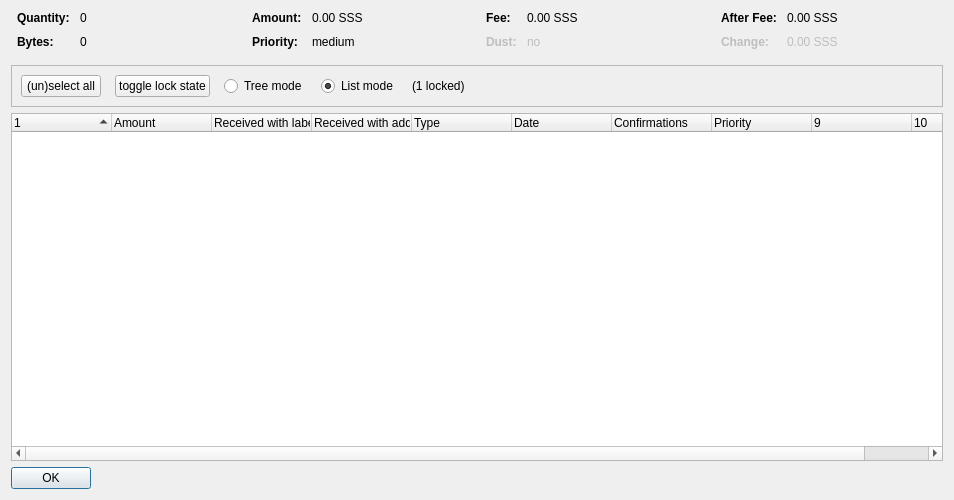
Qt form src/qt/forms/coincontroldialog.ui (Simple-Software-Solutions/SSS-Core) before a commit.
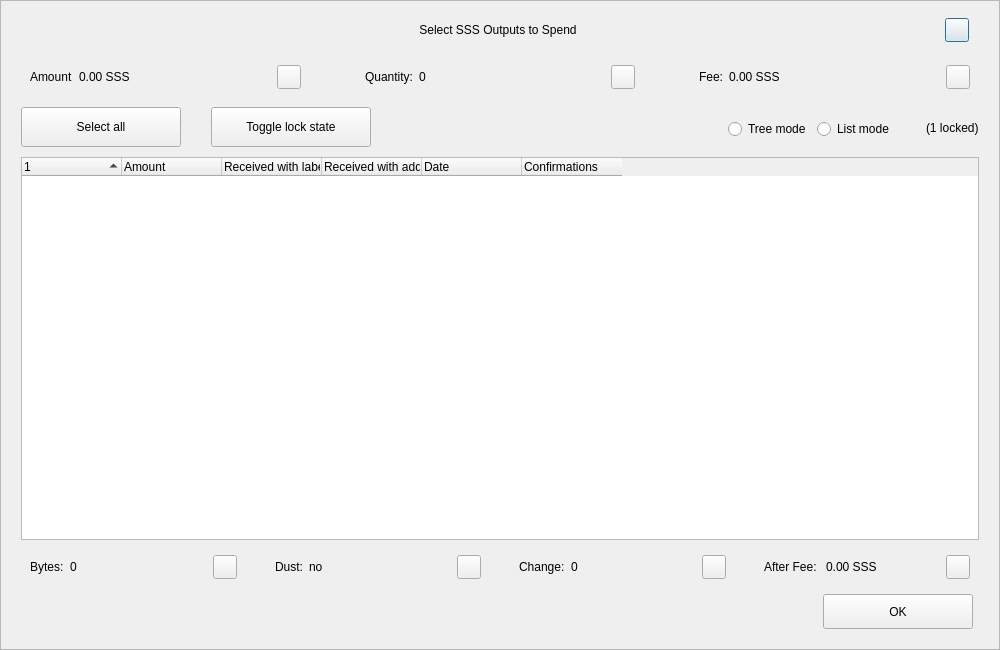
The same form after that commit. Custom widgets are drawn as their Qt base class.

Diff of the .ui file:
```diff
--- a/src/qt/forms/coincontroldialog.ui
+++ b/src/qt/forms/coincontroldialog.ui
@@ -6,50 +6,226 @@
    <rect>
     <x>0</x>
     <y>0</y>
-    <width>954</width>
-    <height>500</height>
+    <width>1000</width>
+    <height>650</height>
    </rect>
   </property>
+  <property name="minimumSize">
+   <size>
+    <width>950</width>
+    <height>650</height>
+   </size>
+  </property>
   <property name="windowTitle">
    <string>Coin Selection</string>
   </property>
+  <property name="styleSheet">
+   <string notr="true"/>
+  </property>
   <layout class="QVBoxLayout" name="verticalLayout">
-   <item>
-    <layout class="QHBoxLayout" name="horizontalLayoutTop" stretch="0,0,0,0">
+   <property name="spacing">
+    <number>0</number>
+   </property>
+   <property name="leftMargin">
+    <number>0</number>
+   </property>
      <property name="topMargin">
       <number>0</number>
      </property>
+   <property name="rightMargin">
+    <number>0</number>
+   </property>
      <property name="bottomMargin">
-      <number>10</number>
+    <number>0</number>
      </property>
      <item>
-      <layout class="QFormLayout" name="formLayoutCoinControl1">
-       <property name="horizontalSpacing">
-        <number>10</number>
-       </property>
-       <property name="verticalSpacing">
-        <number>10</number>
-       </property>
+    <widget class="QFrame" name="frameContainer">
+     <property name="toolTipDuration">
+      <number>0</number>
+     </property>
+     <property name="frameShape">
+      <enum>QFrame::StyledPanel</enum>
+     </property>
+     <property name="frameShadow">
+      <enum>QFrame::Raised</enum>
+     </property>
+     <layout class="QVBoxLayout" name="verticalLayout_2">
        <property name="leftMargin">
-        <number>6</number>
+       <number>0</number>
        </property>
        <property name="rightMargin">
-        <number>6</number>
-       </property>
-       <item row="0" column="0">
+       <number>0</number>
+      </property>
+      <property name="bottomMargin">
+       <number>20</number>
+      </property>
+      <item>
+       <layout class="QHBoxLayout" name="horizontalLayout_12">
+        <property name="spacing">
+         <number>0</number>
+        </property>
+        <property name="leftMargin">
+         <number>20</number>
+        </property>
+        <property name="rightMargin">
+         <number>30</number>
+        </property>
+        <item>
+         <spacer name="horizontalSpacer_4">
+          <property name="orientation">
+           <enum>Qt::Horizontal</enum>
+          </property>
+          <property name="sizeHint" stdset="0">
+           <size>
+            <width>40</width>
+            <height>20</height>
+           </size>
+          </property>
+         </spacer>
+        </item>
+        <item>
+         <widget class="QLabel" name="labelTitle">
+          <property name="minimumSize">
+           <size>
+            <width>0</width>
+            <height>40</height>
+           </size>
+          </property>
+          <property name="maximumSize">
+           <size>
+            <width>16777215</width>
+            <height>40</height>
+           </size>
+          </property>
+          <property name="styleSheet">
+           <string notr="true">padding-left:30px;</string>
+          </property>
+          <property name="text">
+           <string>Select SSS Outputs to Spend</string>
+          </property>
+          <property name="alignment">
+           <set>Qt::AlignCenter</set>
+          </property>
+          <property name="margin">
+           <number>7</number>
+          </property>
+         </widget>
+        </item>
+        <item>
+         <spacer name="horizontalSpacer_5">
+          <property name="orientation">
+           <enum>Qt::Horizontal</enum>
+          </property>
+          <property name="sizeHint" stdset="0">
+           <size>
+            <width>40</width>
+            <height>20</height>
+           </size>
+          </property>
+         </spacer>
+        </item>
+        <item>
+         <widget class="QPushButton" name="btnEsc">
+          <property name="minimumSize">
+           <size>
+            <width>24</width>
+            <height>24</height>
+           </size>
+          </property>
+          <property name="maximumSize">
+           <size>
+            <width>24</width>
+            <height>24</height>
+           </size>
+          </property>
+          <property name="text">
+           <string/>
+          </property>
+         </widget>
+        </item>
+       </layout>
+      </item>
+      <item>
+       <layout class="QHBoxLayout" name="horizontalLayout_8">
+        <property name="leftMargin">
+         <number>20</number>
+        </property>
+        <property name="rightMargin">
+         <number>20</number>
+        </property>
+        <item>
+         <widget class="QWidget" name="layoutAmount" native="true">
+          <layout class="QHBoxLayout" name="horizontalLayout_9" stretch="0,1,0">
+           <item>
+            <widget class="QLabel" name="labelCoinControlAmountText">
+             <property name="text">
+              <string>Amount</string>
+             </property>
+            </widget>
+           </item>
+           <item>
+            <widget class="QLabel" name="labelCoinControlAmount">
+             <property name="text">
+              <string>0.00 SSS</string>
+             </property>
+            </widget>
+           </item>
+           <item alignment="Qt::AlignHCenter|Qt::AlignVCenter">
+            <widget class="QPushButton" name="pushButtonAmount">
+             <property name="minimumSize">
+              <size>
+               <width>0</width>
+               <height>24</height>
+              </size>
+             </property>
+             <property name="maximumSize">
+              <size>
+               <width>24</width>
+               <height>26</height>
+              </size>
+             </property>
+             <property name="focusPolicy">
+              <enum>Qt::NoFocus</enum>
+             </property>
+             <property name="styleSheet">
+              <string notr="true">padding-bottom:2px;
+padding-right:4px;</string>
+             </property>
+             <property name="text">
+              <string/>
+             </property>
+            </widget>
+           </item>
+          </layout>
+         </widget>
+        </item>
+        <item>
+         <spacer name="horizontalSpacer_2">
+          <property name="orientation">
+           <enum>Qt::Horizontal</enum>
+          </property>
+          <property name="sizeType">
+           <enum>QSizePolicy::Fixed</enum>
+          </property>
+          <property name="sizeHint" stdset="0">
+           <size>
+            <width>40</width>
+            <height>20</height>
+           </size>
+          </property>
+         </spacer>
+        </item>
+        <item>
+         <widget class="QWidget" name="layoutQuantity" native="true">
+          <layout class="QHBoxLayout" name="horizontalLayout_10" stretch="0,1,0">
+           <item>
         <widget class="QLabel" name="labelCoinControlQuantityText">
-         <property name="font">
-          <font>
-           <weight>75</weight>
-           <bold>true</bold>
-          </font>
-         </property>
          <property name="text">
           <string>Quantity:</string>
          </property>
         </widget>
        </item>
-       <item row="0" column="1">
+           <item>
         <widget class="QLabel" name="labelCoinControlQuantity">
          <property name="cursor">
           <cursorShape>IBeamCursor</cursorShape>
@@ -58,146 +234,66 @@
           <enum>Qt::ActionsContextMenu</enum>
          </property>
          <property name="text">
-          <string notr="true">0</string>
-         </property>
-         <property name="textInteractionFlags">
-          <set>Qt::LinksAccessibleByMouse|Qt::TextSelectableByKeyboard|Qt::TextSelectableByMouse</set>
-         </property>
-        </widget>
-       </item>
-       <item row="1" column="0">
-        <widget class="QLabel" name="labelCoinControlBytesText">
-         <property name="font">
-          <font>
-           <weight>75</weight>
-           <bold>true</bold>
-          </font>
-         </property>
-         <property name="text">
-          <string>Bytes:</string>
-         </property>
-        </widget>
-       </item>
-       <item row="1" column="1">
-        <widget class="QLabel" name="labelCoinControlBytes">
-         <property name="cursor">
-          <cursorShape>IBeamCursor</cursorShape>
-         </property>
-         <property name="contextMenuPolicy">
-          <enum>Qt::ActionsContextMenu</enum>
+              <string>0</string>
+             </property>
+            </widget>
+           </item>
+           <item alignment="Qt::AlignHCenter|Qt::AlignVCenter">
+            <widget class="QPushButton" name="pushButtonQuantity">
+             <property name="minimumSize">
+              <size>
+               <width>0</width>
+               <height>24</height>
+              </size>
+             </property>
+             <property name="maximumSize">
+              <size>
+               <width>24</width>
+               <height>26</height>
+              </size>
+             </property>
+             <property name="focusPolicy">
+              <enum>Qt::NoFocus</enum>
+             </property>
+             <property name="styleSheet">
+              <string notr="true">padding-bottom:2px;
+               padding-right:4px;</string>
          </property>
          <property name="text">
-          <string notr="true">0</string>
-         </property>
-         <property name="textInteractionFlags">
-          <set>Qt::LinksAccessibleByMouse|Qt::TextSelectableByKeyboard|Qt::TextSelectableByMouse</set>
-         </property>
+              <string/>
+             </property>
         </widget>
        </item>
       </layout>
+         </widget>
      </item>
      <item>
-      <layout class="QFormLayout" name="formLayoutCoinControl2">
-       <property name="horizontalSpacing">
-        <number>10</number>
-       </property>
-       <property name="verticalSpacing">
-        <number>10</number>
-       </property>
-       <property name="leftMargin">
-        <number>6</number>
-       </property>
-       <property name="rightMargin">
-        <number>6</number>
-       </property>
-       <item row="0" column="0">
-        <widget class="QLabel" name="labelCoinControlAmountText">
-         <property name="font">
-          <font>
-           <weight>75</weight>
-           <bold>true</bold>
-          </font>
-         </property>
-         <property name="text">
-          <string>Amount:</string>
-         </property>
-        </widget>
-       </item>
-       <item row="0" column="1">
-        <widget class="QLabel" name="labelCoinControlAmount">
-         <property name="cursor">
-          <cursorShape>IBeamCursor</cursorShape>
-         </property>
-         <property name="contextMenuPolicy">
-          <enum>Qt::ActionsContextMenu</enum>
-         </property>
-         <property name="text">
-          <string notr="true">0.00 SSS</string>
-         </property>
-         <property name="textInteractionFlags">
-          <set>Qt::LinksAccessibleByMouse|Qt::TextSelectableByKeyboard|Qt::TextSelectableByMouse</set>
-         </property>
-        </widget>
-       </item>
-       <item row="1" column="0">
-        <widget class="QLabel" name="labelCoinControlPriorityText">
-         <property name="font">
-          <font>
-           <weight>75</weight>
-           <bold>true</bold>
-          </font>
-         </property>
-         <property name="text">
-          <string>Priority:</string>
-         </property>
-        </widget>
-       </item>
-       <item row="1" column="1">
-        <widget class="QLabel" name="labelCoinControlPriority">
-         <property name="cursor">
-          <cursorShape>IBeamCursor</cursorShape>
-         </property>
-         <property name="contextMenuPolicy">
-          <enum>Qt::ActionsContextMenu</enum>
-         </property>
-         <property name="text">
-          <string>medium</string>
-         </property>
-         <property name="textInteractionFlags">
-          <set>Qt::LinksAccessibleByMouse|Qt::TextSelectableByKeyboard|Qt::TextSelectableByMouse</set>
-         </property>
-        </widget>
-       </item>
-      </layout>
-     </item>
+         <spacer name="horizontalSpacer_22">
+          <property name="orientation">
+           <enum>Qt::Horizontal</enum>
+          </property>
+          <property name="sizeType">
+           <enum>QSizePolicy::Fixed</enum>
+          </property>
+          <property name="sizeHint" stdset="0">
+           <size>
+            <width>40</width>
+            <height>20</height>
+           </size>
+          </property>
+         </spacer>
+        </item>
      <item>
-      <layout class="QFormLayout" name="formLayoutCoinControl3">
-       <property name="horizontalSpacing">
-        <number>10</number>
-       </property>
-       <property name="verticalSpacing">
-        <number>10</number>
-       </property>
-       <property name="leftMargin">
-        <number>6</number>
-       </property>
-       <property name="rightMargin">
-        <number>6</number>
-       </property>
-       <item row="0" column="0">
+         <widget class="QWidget" name="layoutFee" native="true">
+          <layout class="QHBoxLayout" name="horizontalLayout_11" stretch="0,1,0">
+           <item>
         <widget class="QLabel" name="labelCoinControlFeeText">
-         <property name="font">
-          <font>
-           <weight>75</weight>
-           <bold>true</bold>
-          </font>
-         </property>
          <property name="text">
           <string>Fee:</string>
          </property>
         </widget>
        </item>
-       <item row="0" column="1">
+           <item>
         <widget class="QLabel" name="labelCoinControlFee">
          <property name="cursor">
           <cursorShape>IBeamCursor</cursorShape>
@@ -206,129 +302,38 @@
           <enum>Qt::ActionsContextMenu</enum>
          </property>
          <property name="text">
-          <string notr="true">0.00 SSS</string>
-         </property>
-         <property name="textInteractionFlags">
-          <set>Qt::LinksAccessibleByMouse|Qt::TextSelectableByKeyboard|Qt::TextSelectableByMouse</set>
-         </property>
-        </widget>
-       </item>
-       <item row="1" column="0">
-        <widget class="QLabel" name="labelCoinControlLowOutputText">
-         <property name="enabled">
-          <bool>false</bool>
-         </property>
-         <property name="font">
-          <font>
-           <weight>75</weight>
-           <bold>true</bold>
-          </font>
-         </property>
-         <property name="text">
-          <string>Dust:</string>
-         </property>
-        </widget>
-       </item>
-       <item row="1" column="1">
-        <widget class="QLabel" name="labelCoinControlLowOutput">
-         <property name="enabled">
-          <bool>false</bool>
-         </property>
-         <property name="cursor">
-          <cursorShape>IBeamCursor</cursorShape>
-         </property>
-         <property name="contextMenuPolicy">
-          <enum>Qt::ActionsContextMenu</enum>
-         </property>
+              <string>0.00 SSS</string>
+             </property>
+            </widget>
+           </item>
+           <item alignment="Qt::AlignHCenter|Qt::AlignVCenter">
+            <widget class="QPushButton" name="pushButtonFee">
+             <property name="minimumSize">
+              <size>
+               <width>0</width>
+               <height>24</height>
+              </size>
+             </property>
+             <property name="maximumSize">
+              <size>
+               <width>24</width>
+               <height>26</height>
+              </size>
+             </property>
+             <property name="focusPolicy">
+              <enum>Qt::NoFocus</enum>
+             </property>
+             <property name="styleSheet">
+              <string notr="true">padding-bottom:2px;
+               padding-right:4px;</string>
+             </property>
          <property name="text">
-          <string>no</string>
-         </property>
-         <property name="textInteractionFlags">
-          <set>Qt::LinksAccessibleByMouse|Qt::TextSelectableByKeyboard|Qt::TextSelectableByMouse</set>
-         </property>
+              <string/>
+             </property>
         </widget>
        </item>
       </layout>
-     </item>
-     <item>
-      <layout class="QFormLayout" name="formLayoutCoinControl4">
-       <property name="horizontalSpacing">
-        <number>10</number>
-       </property>
-       <property name="verticalSpacing">
-        <number>10</number>
-       </property>
-       <property name="leftMargin">
-        <number>6</number>
-       </property>
-       <property name="rightMargin">
-        <number>6</number>
-       </property>
-       <item row="0" column="0">
-        <widget class="QLabel" name="labelCoinControlAfterFeeText">
-         <property name="font">
-          <font>
-           <weight>75</weight>
-           <bold>true</bold>
-          </font>
-         </property>
-         <property name="text">
-          <string>After Fee:</string>
-         </property>
-        </widget>
-       </item>
-       <item row="0" column="1">
-        <widget class="QLabel" name="labelCoinControlAfterFee">
-         <property name="cursor">
-          <cursorShape>IBeamCursor</cursorShape>
-         </property>
-         <property name="contextMenuPolicy">
-          <enum>Qt::ActionsContextMenu</enum>
-         </property>
-         <property name="text">
-          <string notr="true">0.00 SSS</string>
-         </property>
-         <property name="textInteractionFlags">
-          <set>Qt::LinksAccessibleByMouse|Qt::TextSelectableByKeyboard|Qt::TextSelectableByMouse</set>
-         </property>
-        </widget>
-       </item>
-       <item row="1" column="0">
-        <widget class="QLabel" name="labelCoinControlChangeText">
-         <property name="enabled">
-          <bool>false</bool>
-         </property>
-         <property name="font">
-          <font>
-           <weight>75</weight>
-           <bold>true</bold>
-          </font>
-         </property>
-         <property name="text">
-          <string>Change:</string>
-         </property>
-        </widget>
-       </item>
-       <item row="1" column="1">
-        <widget class="QLabel" name="labelCoinControlChange">
-         <property name="enabled">
-          <bool>false</bool>
-         </property>
-         <property name="cursor">
-          <cursorShape>IBeamCursor</cursorShape>
-         </property>
-         <property name="contextMenuPolicy">
-          <enum>Qt::ActionsContextMenu</enum>
-         </property>
-         <property name="text">
-          <string notr="true">0.00 SSS</string>
-         </property>
-         <property name="textInteractionFlags">
-          <set>Qt::LinksAccessibleByMouse|Qt::TextSelectableByKeyboard|Qt::TextSelectableByMouse</set>
-         </property>
-        </widget>
-       </item>
-      </layout>
+         </widget>
      </item>
     </layout>
    </item>
@@ -340,6 +345,11 @@
        <height>40</height>
       </size>
      </property>
+        <property name="styleSheet">
+         <string notr="true">#frame {
+	border:0;
+}</string>
+        </property>
      <property name="frameShape">
       <enum>QFrame::StyledPanel</enum>
      </property>
@@ -347,10 +357,25 @@
       <enum>QFrame::Sunken</enum>
      </property>
      <layout class="QHBoxLayout" name="horizontalLayout">
+         <property name="spacing">
+          <number>0</number>
+         </property>
+         <property name="leftMargin">
+          <number>20</number>
+         </property>
+         <property name="topMargin">
+          <number>0</number>
+         </property>
+         <property name="rightMargin">
+          <number>20</number>
+         </property>
+         <property name="bottomMargin">
+          <number>0</number>
+         </property>
       <item>
        <layout class="QHBoxLayout" name="horizontalLayoutPanel" stretch="0,0,0,0,0,0">
         <property name="spacing">
-         <number>14</number>
+            <number>20</number>
         </property>
         <item>
          <widget class="QPushButton" name="pushButtonSelectAll">
@@ -360,14 +385,51 @@
             <verstretch>0</verstretch>
            </sizepolicy>
           </property>
+             <property name="minimumSize">
+              <size>
+               <width>160</width>
+               <height>40</height>
+              </size>
+             </property>
+             <property name="maximumSize">
+              <size>
+               <width>16777215</width>
+               <height>40</height>
+              </size>
+             </property>
           <property name="text">
-           <string>(un)select all</string>
+              <string>Select all</string>
+             </property>
+             <property name="checkable">
+              <bool>true</bool>
+             </property>
+             <property name="checked">
+              <bool>false</bool>
+             </property>
+             <property name="autoExclusive">
+              <bool>false</bool>
           </property>
           <property name="autoDefault">
            <bool>false</bool>
           </property>
          </widget>
         </item>
+           <item>
+            <spacer name="horizontalSpacer_6">
+             <property name="orientation">
+              <enum>Qt::Horizontal</enum>
+             </property>
+             <property name="sizeType">
+              <enum>QSizePolicy::Fixed</enum>
+             </property>
+             <property name="sizeHint" stdset="0">
+              <size>
+               <width>10</width>
+               <height>20</height>
+              </size>
+             </property>
+            </spacer>
+           </item>
         <item>
          <widget class="QPushButton" name="pushButtonToggleLock">
           <property name="sizePolicy">
@@ -376,14 +438,60 @@
             <verstretch>0</verstretch>
            </sizepolicy>
           </property>
+             <property name="minimumSize">
+              <size>
+               <width>160</width>
+               <height>40</height>
+              </size>
+             </property>
+             <property name="maximumSize">
+              <size>
+               <width>16777215</width>
+               <height>40</height>
+              </size>
+             </property>
           <property name="text">
-           <string>toggle lock state</string>
+              <string>Toggle lock state</string>
+             </property>
+             <property name="checkable">
+              <bool>true</bool>
+             </property>
+             <property name="autoExclusive">
+              <bool>false</bool>
           </property>
           <property name="autoDefault">
            <bool>false</bool>
           </property>
          </widget>
         </item>
+           <item>
+            <spacer name="horizontalSpacer_7">
+             <property name="orientation">
+              <enum>Qt::Horizontal</enum>
+             </property>
+             <property name="sizeType">
+              <enum>QSizePolicy::Expanding</enum>
+             </property>
+             <property name="sizeHint" stdset="0">
+              <size>
+               <width>30</width>
+               <height>20</height>
+              </size>
+             </property>
+            </spacer>
+           </item>
+           <item alignment="Qt::AlignRight">
+            <widget class="QGroupBox" name="groupBox_2">
+             <property name="styleSheet">
+              <string notr="true">#groupBox_2 {
+    background-color:transparent;
+    border-radius:0;
+}</string>
+             </property>
+             <property name="title">
+              <string/>
+             </property>
+             <layout class="QHBoxLayout" name="horizontalLayout_14">
         <item>
          <widget class="QRadioButton" name="radioTreeMode">
           <property name="sizePolicy">
@@ -409,8 +517,11 @@
            <string>List mode</string>
           </property>
           <property name="checked">
-           <bool>true</bool>
-          </property>
+                 <bool>false</bool>
+                </property>
+               </widget>
+              </item>
+             </layout>
          </widget>
         </item>
         <item>
@@ -420,34 +531,32 @@
           </property>
          </widget>
         </item>
-        <item>
-         <spacer name="horizontalSpacer">
-          <property name="orientation">
-           <enum>Qt::Horizontal</enum>
-          </property>
-          <property name="sizeHint" stdset="0">
-           <size>
-            <width>40</width>
-            <height>20</height>
-           </size>
-          </property>
-         </spacer>
-        </item>
        </layout>
       </item>
      </layout>
     </widget>
    </item>
+      <item>
+       <layout class="QHBoxLayout" name="horizontalLayout_13">
+        <property name="leftMargin">
+         <number>20</number>
+        </property>
+        <property name="rightMargin">
+         <number>20</number>
+        </property>
    <item>
     <widget class="CoinControlTreeWidget" name="treeWidget">
      <property name="contextMenuPolicy">
       <enum>Qt::CustomContextMenu</enum>
      </property>
+          <property name="styleSheet">
+           <string notr="true"/>
+          </property>
      <property name="sortingEnabled">
       <bool>false</bool>
      </property>
      <property name="columnCount">
-      <number>10</number>
+           <number>6</number>
      </property>
      <attribute name="headerShowSortIndicator" stdset="0">
       <bool>true</bool>
@@ -475,11 +584,6 @@
        <string>Received with address</string>
       </property>
      </column>
-     <column>
-      <property name="text">
-       <string>Type</string>
-      </property>
-     </column>
      <column>
       <property name="text">
        <string>Date</string>
@@ -493,37 +597,247 @@
        <string>Confirmed</string>
       </property>
      </column>
-     <column>
+         </widget>
+        </item>
+       </layout>
+      </item>
+      <item>
+       <layout class="QHBoxLayout" name="horizontalLayout_3">
+        <property name="spacing">
+         <number>20</number>
+        </property>
+        <property name="leftMargin">
+         <number>20</number>
+        </property>
+        <property name="rightMargin">
+         <number>20</number>
+        </property>
+        <item>
+         <widget class="QWidget" name="layoutBytes" native="true">
+          <layout class="QHBoxLayout" name="horizontalLayout_4" stretch="0,1,0">
+           <item>
+            <widget class="QLabel" name="labelCoinControlBytesText">
       <property name="text">
-       <string>Priority</string>
-      </property>
-     </column>
-     <column>
+              <string>Bytes:</string>
+             </property>
+            </widget>
+           </item>
+           <item>
+            <widget class="QLabel" name="labelCoinControlBytes">
       <property name="text">
+              <string>0</string>
+             </property>
+            </widget>
+           </item>
+           <item alignment="Qt::AlignHCenter|Qt::AlignVCenter">
+            <widget class="QPushButton" name="pushButtonBytes">
+             <property name="minimumSize">
+              <size>
+               <width>0</width>
+               <height>24</height>
+              </size>
+             </property>
+             <property name="maximumSize">
+              <size>
+               <width>24</width>
+               <height>26</height>
+              </size>
+             </property>
+             <property name="focusPolicy">
+              <enum>Qt::NoFocus</enum>
+             </property>
+             <property name="styleSheet">
+              <string notr="true">padding-bottom:2px;
+               padding-right:4px;</string>
+             </property>
+             <property name="text">
        <string/>
       </property>
-     </column>
-     <column>
+            </widget>
+           </item>
+          </layout>
+         </widget>
+        </item>
+        <item>
+         <widget class="QWidget" name="layoutDust" native="true">
+          <layout class="QHBoxLayout" name="horizontalLayout_5" stretch="0,1,0">
+           <item>
+            <widget class="QLabel" name="labelCoinControlLowOutputText">
       <property name="text">
+              <string>Dust:</string>
+             </property>
+            </widget>
+           </item>
+           <item>
+            <widget class="QLabel" name="labelCoinControlLowOutput">
+             <property name="text">
+              <string>no</string>
+             </property>
+            </widget>
+           </item>
+           <item alignment="Qt::AlignHCenter|Qt::AlignVCenter">
+            <widget class="QPushButton" name="pushButtonDust">
+             <property name="minimumSize">
+              <size>
+               <width>0</width>
+               <height>24</height>
+              </size>
+             </property>
+             <property name="maximumSize">
+              <size>
+               <width>24</width>
+               <height>26</height>
+              </size>
+             </property>
+             <property name="focusPolicy">
+              <enum>Qt::NoFocus</enum>
+             </property>
+             <property name="styleSheet">
+              <string notr="true">padding-bottom:2px;
+               padding-right:4px;</string>
+             </property>
+             <property name="text">
        <string/>
       </property>
-     </column>
-    </widget>
-   </item>
+            </widget>
+           </item>
+          </layout>
+         </widget>
+        </item>
    <item>
-    <widget class="QDialogButtonBox" name="buttonBox">
-     <property name="sizePolicy">
-      <sizepolicy hsizetype="Maximum" vsizetype="Fixed">
-       <horstretch>0</horstretch>
-       <verstretch>0</verstretch>
-      </sizepolicy>
-     </property>
+         <widget class="QWidget" name="layoutChange" native="true">
+          <layout class="QHBoxLayout" name="horizontalLayout_6" stretch="0,1,0">
+           <item>
+            <widget class="QLabel" name="labelCoinControlChangeText">
+             <property name="text">
+              <string>Change:</string>
+             </property>
+            </widget>
+           </item>
+           <item>
+            <widget class="QLabel" name="labelCoinControlChange">
+             <property name="text">
+              <string>0</string>
+             </property>
+            </widget>
+           </item>
+           <item alignment="Qt::AlignHCenter|Qt::AlignVCenter">
+            <widget class="QPushButton" name="pushButtonChange">
+             <property name="minimumSize">
+              <size>
+               <width>0</width>
+               <height>24</height>
+              </size>
+             </property>
+             <property name="maximumSize">
+              <size>
+               <width>24</width>
+               <height>26</height>
+              </size>
+             </property>
+             <property name="focusPolicy">
+              <enum>Qt::NoFocus</enum>
+             </property>
+             <property name="styleSheet">
+              <string notr="true">padding-bottom:2px;
+               padding-right:4px;</string>
+             </property>
+             <property name="text">
+              <string/>
+             </property>
+            </widget>
+           </item>
+          </layout>
+         </widget>
+        </item>
+        <item>
+         <widget class="QWidget" name="layoutAfter" native="true">
+          <layout class="QHBoxLayout" name="horizontalLayout_7" stretch="0,1,0">
+           <item>
+            <widget class="QLabel" name="labelCoinControlAfterFeeText">
+             <property name="text">
+              <string>After Fee: </string>
+             </property>
+            </widget>
+           </item>
+           <item>
+            <widget class="QLabel" name="labelCoinControlAfterFee">
+             <property name="text">
+              <string>0.00 SSS</string>
+             </property>
+            </widget>
+           </item>
+           <item alignment="Qt::AlignHCenter|Qt::AlignVCenter">
+            <widget class="QPushButton" name="pushButtonAlterFee">
+             <property name="minimumSize">
+              <size>
+               <width>0</width>
+               <height>24</height>
+              </size>
+             </property>
+             <property name="maximumSize">
+              <size>
+               <width>24</width>
+               <height>26</height>
+              </size>
+             </property>
+             <property name="focusPolicy">
+              <enum>Qt::NoFocus</enum>
+             </property>
+             <property name="styleSheet">
+              <string notr="true">padding-bottom:2px;
+               padding-right:4px;</string>
+             </property>
+             <property name="text">
+              <string/>
+             </property>
+            </widget>
+           </item>
+          </layout>
+         </widget>
+        </item>
+       </layout>
+      </item>
+      <item>
+       <layout class="QHBoxLayout" name="horizontalLayout_2">
+        <property name="spacing">
+         <number>0</number>
+        </property>
+        <property name="leftMargin">
+         <number>20</number>
+        </property>
+        <property name="rightMargin">
+         <number>26</number>
+        </property>
+        <item>
+         <spacer name="horizontalSpacer_3">
      <property name="orientation">
       <enum>Qt::Horizontal</enum>
      </property>
-     <property name="standardButtons">
-      <set>QDialogButtonBox::Ok</set>
-     </property>
+          <property name="sizeHint" stdset="0">
+           <size>
+            <width>558</width>
+            <height>20</height>
+           </size>
+          </property>
+         </spacer>
+        </item>
+        <item>
+         <widget class="QPushButton" name="pushButtonOk">
+          <property name="minimumSize">
+           <size>
+            <width>150</width>
+            <height>35</height>
+           </size>
+          </property>
+          <property name="text">
+           <string>OK</string>
+          </property>
+         </widget>
+        </item>
+       </layout>
+      </item>
+     </layout>
     </widget>
    </item>
   </layout>
```
Left out of the diff: 12 changed lines with no effect on the pictures. Lines whose indentation alone changed are shown as unchanged.
